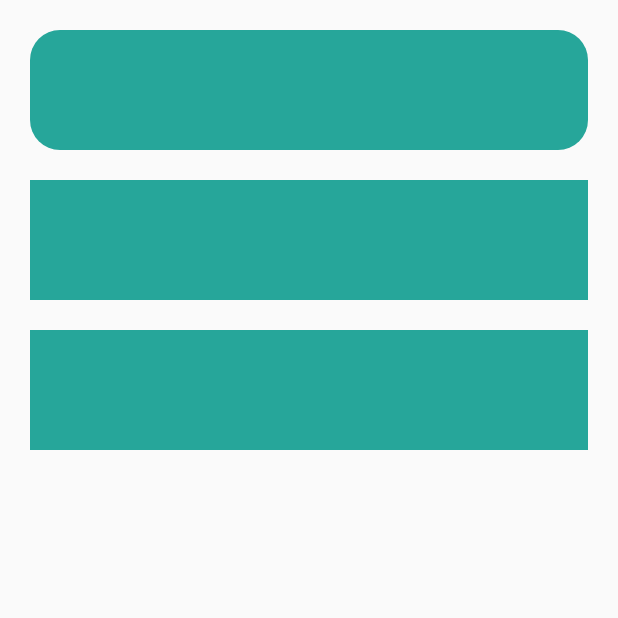
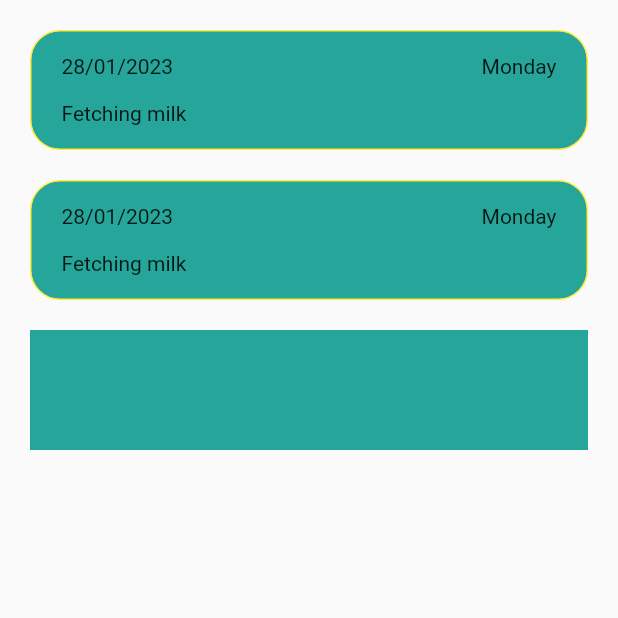
Before and after one commit to hrithikwins/bloodbank_app, a Flutter app: the screen it shows after launch, on a phone screen of 412 x 824 dp, the top half of it. Run offline on Flutter 3.47's test engine with Material 2 defaults, Android fonts, the phone set to English and light mode, and no system bars.

Commit message:
completed UI

```diff
--- a/lib/screens/assigment-column-2.dart
+++ b/lib/screens/assigment-column-2.dart
@@ -18,6 +18,9 @@ class MyHomePage extends StatelessWidget {
                 horizontal: 20,
                 vertical: 10,
               ),
+              padding: EdgeInsets.symmetric(
+                horizontal: 20,
+              ),
               decoration: BoxDecoration(
                 color: Colors.teal.shade400,
                 borderRadius: BorderRadius.all(
@@ -25,19 +28,78 @@ class MyHomePage extends StatelessWidget {
                     20,
                   ),
                 ),
+                border: Border.all(
+                  width: 1,
+                  color: Colors.yellow,
+                ),
               ),
               height: 80,
               width: double.infinity,
+              child: Column(
+                mainAxisAlignment: MainAxisAlignment.spaceEvenly,
+                crossAxisAlignment: CrossAxisAlignment.start,
+                children: [
+                  Row(
+                    mainAxisAlignment: MainAxisAlignment.spaceBetween,
+                    children: [
+                      Container(
+                        child: Text("28/01/2023 "),
+                      ),
+                      Container(
+                        child: Text("Monday"),
+                      ),
+                    ],
+                  ),
+                  Container(
+                    child: Text("Fetching milk "),
+                  )
+                ],
+              ),
             ),
             Container(
               margin: EdgeInsets.symmetric(
                 horizontal: 20,
                 vertical: 10,
               ),
-              color: Colors.teal.shade400,
+              padding: EdgeInsets.symmetric(
+                horizontal: 20,
+              ),
+              decoration: BoxDecoration(
+                color: Colors.teal.shade400,
+                borderRadius: BorderRadius.all(
+                  Radius.circular(
+                    20,
+                  ),
+                ),
+                border: Border.all(
+                  width: 1,
+                  color: Colors.yellow,
+                ),
+              ),
               height: 80,
               width: double.infinity,
+              child: Column(
+                mainAxisAlignment: MainAxisAlignment.spaceEvenly,
+                crossAxisAlignment: CrossAxisAlignment.start,
+                children: [
+                  Row(
+                    mainAxisAlignment: MainAxisAlignment.spaceBetween,
+                    children: [
+                      Container(
+                        child: Text("28/01/2023 "),
+                      ),
+                      Container(
+                        child: Text("Monday"),
+                      ),
+                    ],
+                  ),
+                  Container(
+                    child: Text("Fetching milk "),
+                  )
+                ],
+              ),
             ),
+
             Container(
               margin: EdgeInsets.symmetric(
                 horizontal: 20,
```
